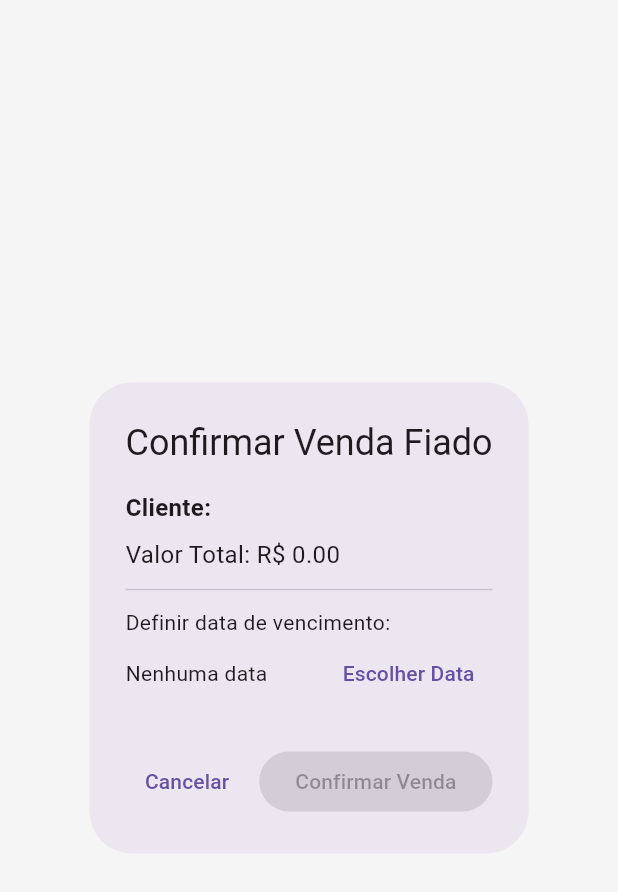
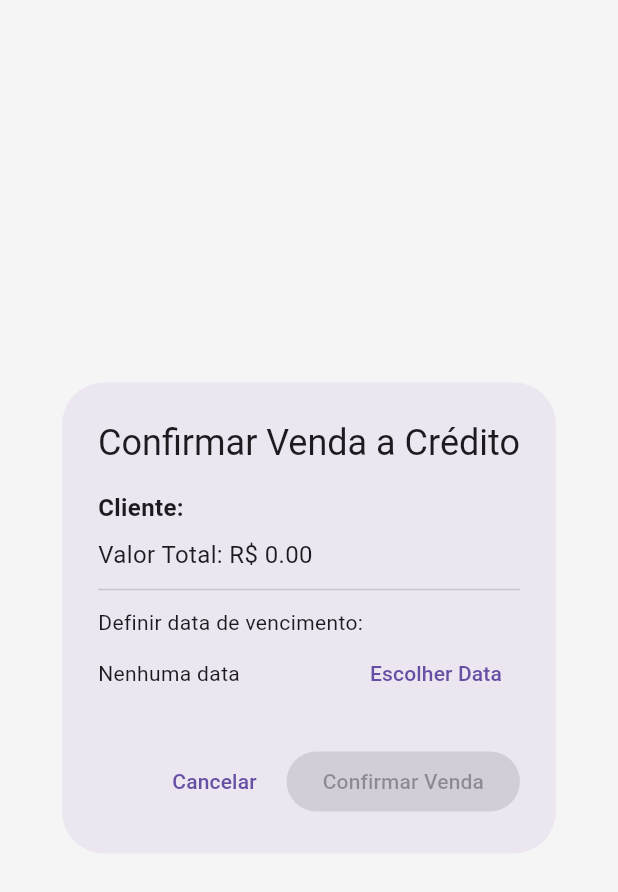
Before and after one commit to RodrigoCosta1983/store_connect, a Flutter app: the ConfirmFiadoDialog widget shown alone on an empty page, opened directly with empty values, on a phone screen of 412 x 824 dp. Shown: the top 892 px of the screen. Run offline on Flutter 3.47's test engine with Material 3 defaults, Android fonts, the light colour scheme and no system bars; our stand-ins replace cloud_firestore, cloud_functions, firebase_auth, firebase_core, firebase_storage, fl_chart and 10 more; missing offline and left inert: flutter_stripe; accounts and stored records are empty.

Commit message:
"Último commit antes do rebranding Store & Connect" refactor: Standardize "Fiado" terminology to "a Crédito"
This commit replaces the term "Fiado" with the more formal "a Crédito" (on Credit) and its variations across the application's user interface and documentation. The goal is to improve clarity and professionalize the terminology.

- **UI Text (`lib/`):**
    - `confirm_fiado_dialog.dart`: Updated dialog titles and confirmation snackbar messages from "Venda Fiado" to "Venda a Crédito".
    - `payment_options_sheet.dart`: Changed the payment option text and customer selection dialog title from "Fiado / A Prazo" to "Crédito / A Prazo" and "Selecionar Cliente – Crédito".
    - `dashboard_screen.dart`: Updated the KPI card title from "Total a Receber (Fiado)" to "Total a Receber (Crédito)".
    - `accounts_receivable_screen.dart`: Changed the screen title to "Contas a Receber (Crédito)".
    - `reports_hub_screen.dart`: Updated the report name in the list to "Contas a Receber (Crédito)".
    - `settings_screen.dart`: Changed the toggle switch label to "Habilitar Venda a Crédito".

- **Documentation (`README.md`):**
    - Updated all mentions of "Fiado" to "A Crédito" or "Credit" in both Portuguese and English sections to reflect the new terminology.

```diff
--- a/lib/screens/dashboard_screen.dart
+++ b/lib/screens/dashboard_screen.dart
@@ -155,7 +155,7 @@ class _DashboardScreenState extends State<DashboardScreen> {
                     color: Colors.purple,
                   ),
                   KpiCard(
-                    title: 'Total a Receber (Fiado)',
+                    title: 'Total a Receber (Crédito)',
                     value: formatCurrency.format(_totalFiado),
                     icon: Icons.person_add_disabled,
                     color: Colors.orange,
--- a/lib/screens/reports/accounts_receivable_screen.dart
+++ b/lib/screens/reports/accounts_receivable_screen.dart
@@ -90,7 +90,7 @@ class _AccountsReceivableScreenState extends State<AccountsReceivableScreen> {
     final formatCurrency = NumberFormat.currency(locale: 'pt_BR', symbol: 'R\$');
     return Scaffold(
       appBar: AppBar(
-        title: const Text('Contas a Receber (Fiado)'),
+        title: const Text('Contas a Receber (Crédito)'),
       ),
       // MODIFICADO: A lógica de exibição agora checa se há uma mensagem de erro
       body: _errorMessage != null
--- a/lib/screens/reports/reports_hub_screen.dart
+++ b/lib/screens/reports/reports_hub_screen.dart
@@ -65,7 +65,7 @@ class ReportsHubScreen extends StatelessWidget {
           const Divider(),
           ListTile(
             leading: const Icon(Icons.people, color: Colors.orange),
-            title: const Text('Contas a Receber (Fiado)'),
+            title: const Text('Contas a Receber (Crédito)'),
             subtitle: const Text('Veja o saldo devedor de cada cliente.'),
             trailing: const Icon(Icons.chevron_right),
             // MODIFICADO: Adicionada a navegação
--- a/lib/screens/settings_screen.dart
+++ b/lib/screens/settings_screen.dart
@@ -205,7 +205,7 @@ class _SettingsScreenState extends State<SettingsScreen> {
             child: Text('Vendas', style: TextStyle(fontWeight: FontWeight.bold, fontSize: 16)),
           ),
           SwitchListTile(
-            title: const Text('Habilitar Venda "Fiado"'),
+            title: const Text('Habilitar Venda a Crédito'),
             subtitle: const Text('Permite registrar vendas a prazo para clientes.'),
             value: _fiadoEnabled,
             onChanged: _saveFiadoPreference,
--- a/lib/widgets/confirm_fiado_dialog.dart
+++ b/lib/widgets/confirm_fiado_dialog.dart
@@ -84,7 +84,7 @@ class _ConfirmFiadoDialogState extends State<ConfirmFiadoDialog> {
       if (mounted) {
         ScaffoldMessenger.of(context).showSnackBar(
           const SnackBar(
-            content: Text('Venda (Fiado) finalizada e estoque atualizado!'),
+            content: Text('Venda a crédito concluída! Estoque atualizado.'),
             backgroundColor: Colors.green,
           ),
         );
@@ -109,7 +109,7 @@ class _ConfirmFiadoDialogState extends State<ConfirmFiadoDialog> {
     final cart = Provider.of<CartProvider>(context, listen: false);
 
     return AlertDialog(
-      title: const Text('Confirmar Venda Fiado'),
+      title: const Text('Confirmar Venda a Crédito'),
       content: Column(
         mainAxisSize: MainAxisSize.min,
         crossAxisAlignment: CrossAxisAlignment.start,
--- a/lib/widgets/payment_options_sheet.dart
+++ b/lib/widgets/payment_options_sheet.dart
@@ -140,7 +140,7 @@ class _PaymentOptionsSheetState extends State<PaymentOptionsSheet> {
       context: context,
       builder: (ctx) {
         return AlertDialog(
-          title: const Text('Selecionar Cliente para Fiado'),
+          title: const Text('Selecionar Cliente – Crédito'),
           content: SizedBox(
             width: double.maxFinite,
             child: StreamBuilder<QuerySnapshot>(
@@ -218,7 +218,7 @@ class _PaymentOptionsSheetState extends State<PaymentOptionsSheet> {
             const Divider(),
             ListTile(
               leading: const Icon(Icons.person_add_alt_1, size: 30, color: Colors.orange),
-              title: const Text('Fiado / A Prazo', style: TextStyle(fontSize: 18)),
+              title: const Text('Crédito / A Prazo', style: TextStyle(fontSize: 18)),
               // --- LÓGICA CORRIGIDA E SIMPLIFICADA ---
               onTap: () {
                 final selectedCustomer = cart.selectedCustomer;
```
Also changed, not shown: 1 other file.
